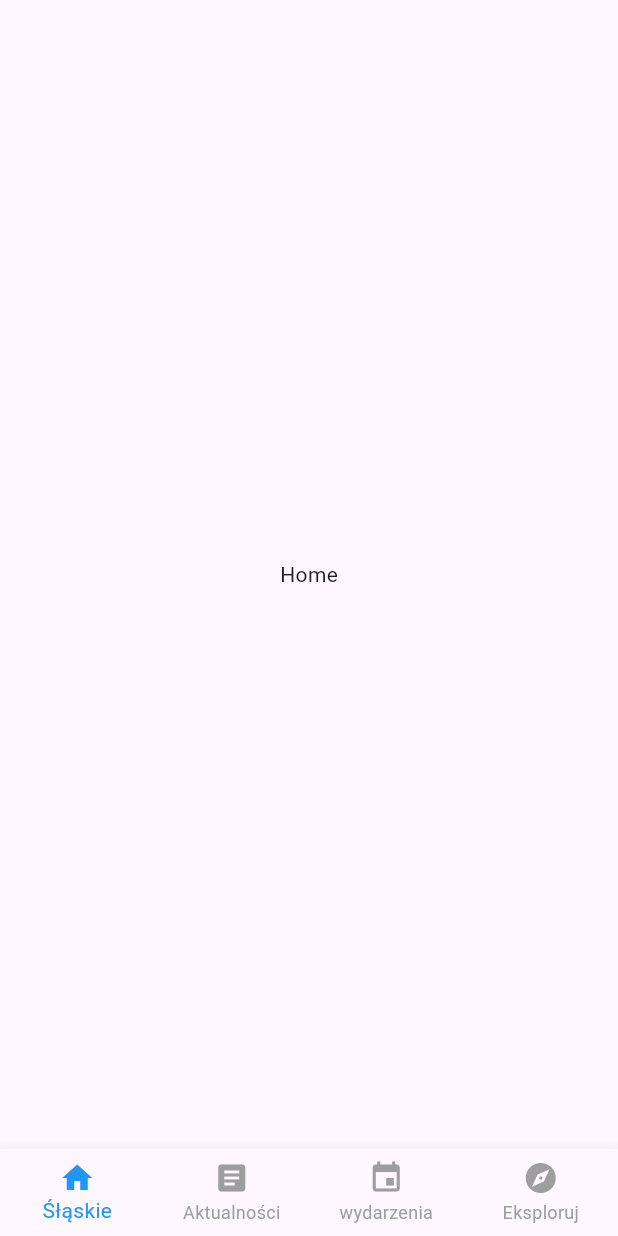
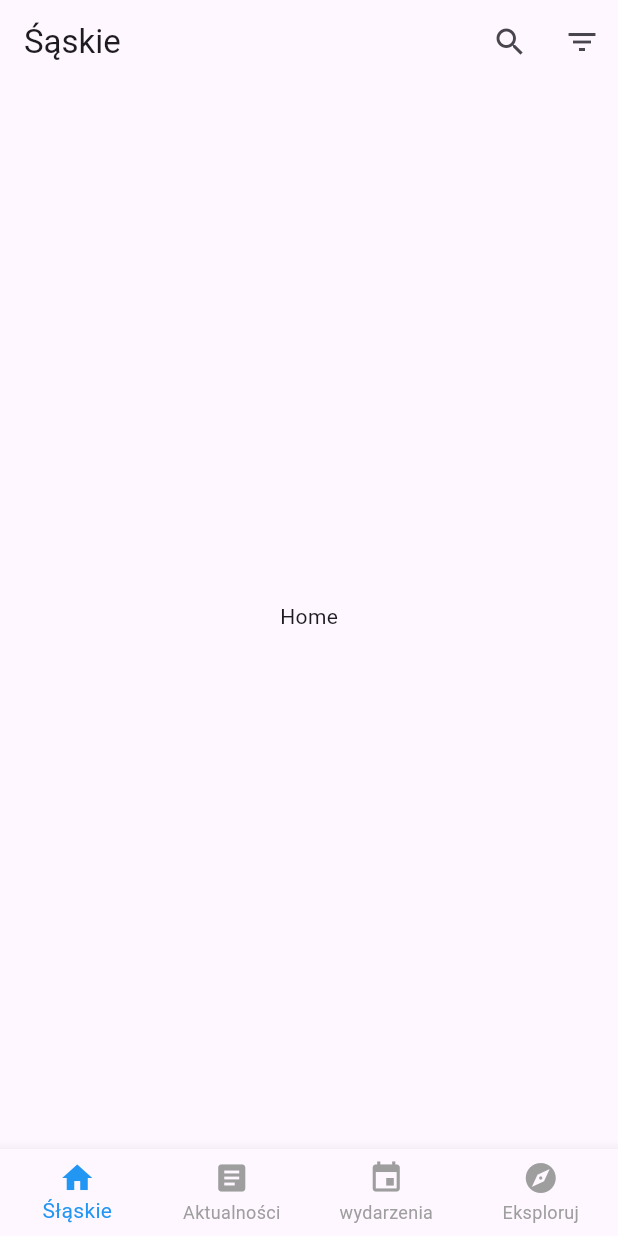
Before and after one commit to GrzSwa/explore_app, a Flutter app: the screen it shows after launch, on a phone screen of 412 x 824 dp. Run offline on Flutter 3.47's test engine with Material 3 defaults, Android fonts, the phone set to English and light mode, and no system bars.

Commit message:
feat: app bar WIP

```diff
--- a/explore/lib/screens/home_screen.dart
+++ b/explore/lib/screens/home_screen.dart
@@ -1,3 +1,5 @@
+import 'package:explore/config/routes/routes.dart';
+import 'package:explore/shared/presentation/widgets/widgets.dart';
 import 'package:flutter/material.dart';
 
 class HomeScreen extends StatelessWidget {
@@ -5,7 +7,23 @@ class HomeScreen extends StatelessWidget {
 
   @override
   Widget build(BuildContext context) {
-    return const Scaffold(
+    return Scaffold(
+      appBar: TopBar(
+          title: "Śąskie",
+          showBackButton: false,
+          onBackPressed: () {
+            Navigator.pushNamedAndRemoveUntil(
+              context,
+              AppRoutesConfig.home,
+              (route) => false,
+            );
+          },
+          onSearchPressed: () {
+            print('Search pressed');
+          },
+          onFilterPressed: () {
+            print('Filter pressed');
+          }),
       body: Center(
         child: Text("Home"),
       ),
--- /dev/null
+++ b/explore/lib/shared/presentation/widgets/top_bar.dart
@@ -0,0 +1,43 @@
+import 'package:flutter/material.dart';
+
+class TopBar extends StatelessWidget implements PreferredSizeWidget {
+  final String title;
+  final VoidCallback onBackPressed;
+  final VoidCallback onSearchPressed;
+  final VoidCallback onFilterPressed;
+  final bool showBackButton;
+  const TopBar({
+    Key? key,
+    required this.title,
+    required this.onBackPressed,
+    required this.onSearchPressed,
+    required this.onFilterPressed,
+    this.showBackButton = true,
+  }) : super(key: key);
+
+  @override
+  Size get preferredSize => const Size.fromHeight(kToolbarHeight);
+
+  @override
+  Widget build(BuildContext context) {
+    return AppBar(
+      title: Text(title),
+      leading: showBackButton
+          ? IconButton(
+              icon: const Icon(Icons.arrow_back),
+              onPressed: onBackPressed,
+            )
+          : null,
+      actions: [
+        IconButton(
+          icon: const Icon(Icons.search),
+          onPressed: onSearchPressed,
+        ),
+        IconButton(
+          icon: const Icon(Icons.filter_list),
+          onPressed: onFilterPressed,
+        ),
+      ],
+    );
+  }
+}
--- a/explore/lib/shared/presentation/widgets/widgets.dart
+++ b/explore/lib/shared/presentation/widgets/widgets.dart
@@ -1 +1,2 @@
 export 'bottom_navigation.dart';
+export 'top_bar.dart';
```
Also changed, not shown: explore/lib/screens/events_screen.dart (+18 -1 lines), explore/lib/screens/explore_screen.dart (+18 -1 lines), explore/lib/screens/news_screen.dart (+18 -1 lines).
